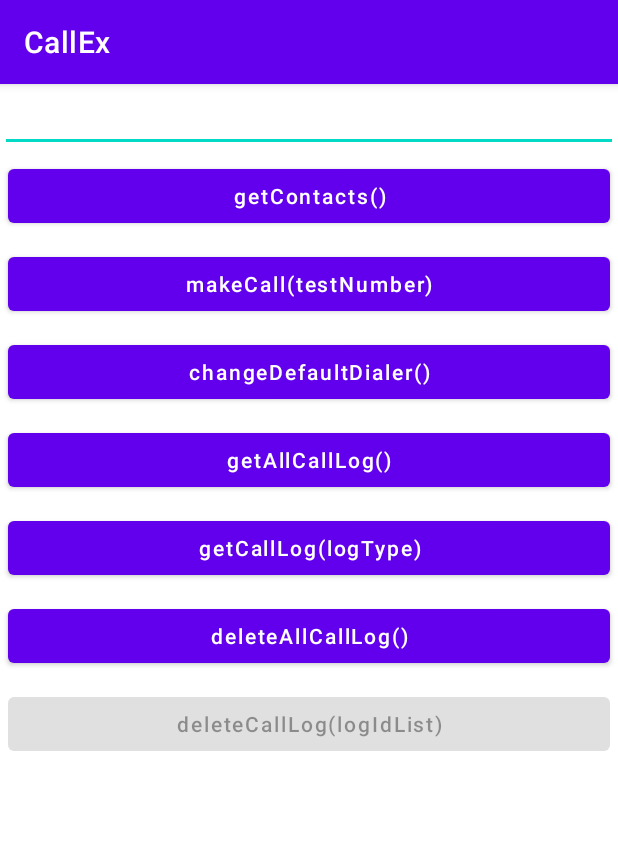
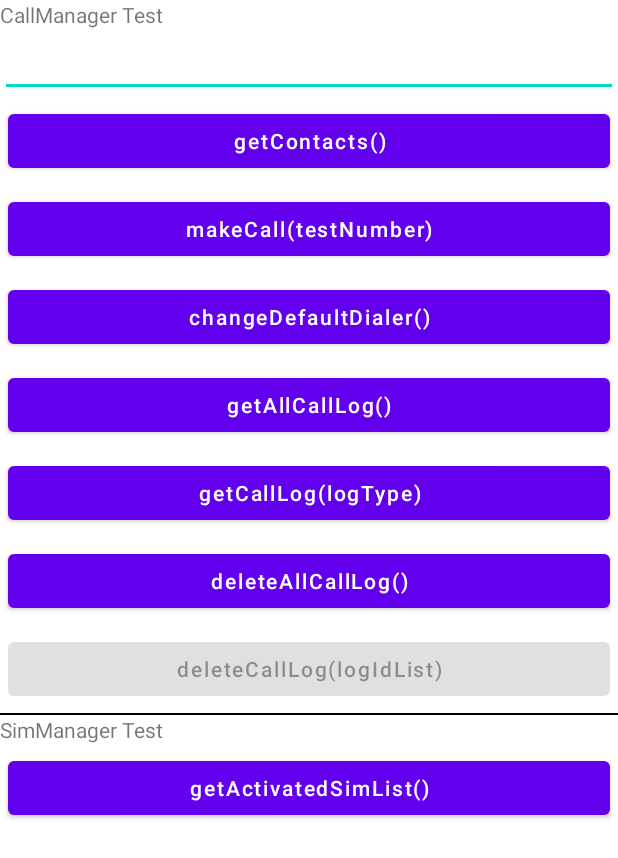
Before and after one commit to HYUNJUNEPARK/CallManager, an Android app: the screen it shows after launch (MainActivity), on a phone screen of 412 x 824 dp. Shown: the top 858 px of the screen. Run offline under Robolectric (Android 15) with nearby library versions, the phone set to English and light mode, and no system bars; our stand-ins replace data binding.

Commit message:
feat: getActivatedSimList() 추가

```diff
--- a/SimManager/src/main/AndroidManifest.xml
+++ b/SimManager/src/main/AndroidManifest.xml
@@ -1,6 +1,5 @@
 <?xml version="1.0" encoding="utf-8"?>
 <manifest xmlns:android="http://schemas.android.com/apk/res/android">
-
     <uses-permission android:name="android.permission.READ_PHONE_STATE" />
     <uses-permission android:name="android.permission.READ_SMS" />
     <uses-permission android:name="android.permission.READ_PHONE_NUMBERS" />
--- a/SimManager/src/main/java/com/ex/simmanager/UsimManager.kt
+++ /dev/null
@@ -1,76 +0,0 @@
-package com.ex.simmanager
-
-import android.Manifest
-import android.annotation.SuppressLint
-import android.content.Context
-import android.content.pm.PackageManager
-import android.telephony.SubscriptionInfo
-import android.telephony.SubscriptionManager
-import android.telephony.TelephonyManager
-import android.util.Log
-import androidx.core.content.ContextCompat
-
-
-//https://gooners0304.tistory.com/entry/%ED%98%84%EC%9E%AC-%EB%8B%A8%EB%A7%90%EA%B8%B0%EA%B0%80-%EB%8D%94%EB%B8%94-%EC%9C%A0%EC%8B%AC%EC%9D%BC-%EA%B2%BD%EC%9A%B0-%EC%A0%84%ED%99%94%EB%B2%88%ED%98%B8%EB%A5%BC-%EA%B0%80%EC%A0%B8%EC%98%A4%EB%8A%94-%EB%A9%94%EC%86%8C%EB%93%9C
-//https://gooners0304.tistory.com/entry/USIM-%EA%B4%80%EB%A6%AC-%ED%81%B4%EB%9E%98%EC%8A%A4-%EC%B4%9D%EC%A0%95%EB%A6%AC%EC%9C%A0%EC%8B%AC-%EC%B2%B4%ED%81%AC-%EB%B2%88%ED%98%B8-%EA%B0%80%EC%A0%B8%EC%98%A4%EA%B8%B0-%EB%B2%88%ED%98%B8-%ED%8F%AC%EB%A7%B7-%ED%86%B5%EC%9D%BC
-
-//https://it-highjune.tistory.com/18
-
-//https://tourspace.tistory.com/450
-
-class UsimManager(private val context: Context) {
-    private val telephonyManager = context.getSystemService(Context.TELEPHONY_SERVICE) as TelephonyManager
-    private val subscriptionManager = SubscriptionManager.from(context)
-
-    fun isUsim(): Boolean {
-        try {
-            return when (telephonyManager.simState) {
-                TelephonyManager.SIM_STATE_READY -> true
-                else -> false
-            }
-        } catch (e: SecurityException) {
-            e.printStackTrace()
-        } catch (e: Exception) {
-            e.printStackTrace()
-        }
-        return false
-    }
-
-    fun getUsimNumber() {
-        try {
-            //Log.d("testLog", "readNumber: ${telephonyManager.line1Number}")
-        } catch (e: SecurityException) {
-            e.printStackTrace()
-        } catch (e: Exception) {
-            e.printStackTrace()
-        }
-    }
-
-    fun getSubscriptionInfoList(): List<SubscriptionInfo>? {
-        if (ContextCompat.checkSelfPermission(context, Manifest.permission.READ_PHONE_STATE) == PackageManager.PERMISSION_GRANTED) {
-            val subscriptionManager = context.getSystemService(Context.TELEPHONY_SUBSCRIPTION_SERVICE) as SubscriptionManager
-            return subscriptionManager.activeSubscriptionInfoList
-        }
-        return null
-    }
-
-    fun getPhoneNumberList(subInfoList: List<SubscriptionInfo>?): ArrayList<String> {
-        val phoneNumbers = ArrayList<String>()
-
-        if (subInfoList != null)
-            for (subInfo in subInfoList) {
-                phoneNumbers.add(subInfo.number)
-            }
-
-        return phoneNumbers
-    }
-
-    fun getEsimNumber() {
-
-    //        val subscriptionInfo = subscriptionManager.getActiveSubscriptionInfo()
-//        SubscriptionInfo subscriptionInfo = subscriptionMgr.getActiveSubscriptionInfoForSimSlotIndex(simIndex);
-//
-//        String phoneNumber = subscriptionInfo.getNumber()
-    }
-
-}
--- /dev/null
+++ b/SimManager/src/main/java/com/ex/simmanager/data/model/SimList.kt
@@ -0,0 +1,3 @@
+package com.ex.simmanager.data.model
+
+class SimList : ArrayList<SimItem>()
--- a/app/src/main/java/com/module/callex/ui/CallActivity.kt
+++ b/app/src/main/java/com/module/callex/ui/CallActivity.kt
@@ -3,11 +3,9 @@ package com.module.callex.ui
 import android.os.Bundle
 import android.os.Handler
 import android.telecom.Call
-import android.util.Log
 import android.view.View
 import androidx.appcompat.app.AppCompatActivity
 import androidx.databinding.DataBindingUtil
-import com.ex.simmanager.UsimManager
 import com.module.callex.R
 import com.module.callex.databinding.ActivityCallBinding
 import com.module.callex.ui.CallViewModel.Companion.uiCallState
--- a/app/src/main/java/com/module/callex/ui/MainActivity.kt
+++ b/app/src/main/java/com/module/callex/ui/MainActivity.kt
@@ -10,7 +10,7 @@ import androidx.activity.result.contract.ActivityResultContracts
 import androidx.annotation.RequiresApi
 import androidx.appcompat.app.AppCompatActivity
 import androidx.databinding.DataBindingUtil
-import com.ex.simmanager.UsimManager
+import com.ex.simmanager.SimViewModel
 import com.module.callex.Permission
 import com.module.callex.R
 import com.module.callex.data.model.log.LogType
@@ -34,26 +34,13 @@ class MainActivity : AppCompatActivity() {
         binding = DataBindingUtil.setContentView(this, R.layout.activity_main)
         binding.callLogViewModel = CallLogViewModel(application)
         binding.contactViewModel = ContactViewModel(application)
+        binding.simViewModel = SimViewModel(application)
         binding.callUtil = callUtil
         binding.main = this
         binding.logType = LogType.OUTGOING //테스트 파라미터
 
         permission.checkPermissions()
         callStateObserver()
-
-//        UsimManager(this).isUsim().let {
-//            Log.d("testLog", "onCreate: $it")
-//        }
-
-         UsimManager(this).getUsimNumber()
-
-         UsimManager(this).getSubscriptionInfoList().let {
-             for(i in it!!.iterator()) {
-                 Log.d("testLog", "List: ${i.isEmbedded}")
-             }
-
-
-         }
     }
 
     override fun onRequestPermissionsResult(
--- a/app/src/main/res/layout/activity_main.xml
+++ b/app/src/main/res/layout/activity_main.xml
@@ -4,6 +4,7 @@
     xmlns:tools="http://schemas.android.com/tools">
 
     <data>
+
         <variable
             name="main"
             type="com.module.callex.ui.MainActivity" />
@@ -19,6 +20,10 @@
         <variable
             name="callUtil"
             type="com.module.callex.util.CallUtil" />
+
+        <variable
+            name="simViewModel"
+            type="com.ex.simmanager.SimViewModel" />
 
         <variable
             name="testNumber"
@@ -44,11 +49,17 @@
                 android:gravity="center"
                 android:orientation="vertical">
 
+                <TextView
+                    android:layout_width="wrap_content"
+                    android:layout_height="wrap_content"
+                    android:layout_gravity="left"
+                    android:text="CallManager Test" />
+
                 <EditText
                     android:id="@+id/editText"
-                    android:inputType="number"
                     android:layout_width="match_parent"
-                    android:layout_height="wrap_content"/>
+                    android:layout_height="wrap_content"
+                    android:inputType="number" />
 
                 <Button
                     android:layout_width="match_parent"
@@ -139,6 +150,30 @@
                     app:layout_constraintStart_toStartOf="parent"
                     app:layout_constraintTop_toTopOf="parent" />
 
+                <View
+                    android:layout_width="match_parent"
+                    android:layout_height="1dp"
+                    android:background="@color/black" />
+
+                <TextView
+                    android:layout_width="wrap_content"
+                    android:layout_height="wrap_content"
+                    android:layout_gravity="left"
+                    android:text="SimManager Test" />
+
+                <Button
+                    android:id="@+id/button8"
+                    android:layout_width="match_parent"
+                    android:layout_height="wrap_content"
+                    android:layout_margin="5dp"
+                    android:textAllCaps="false"
+                    android:text="getActivatedSimList()"
+                    android:onClick="@{()->simViewModel.getActivatedSimList()}"
+                    app:layout_constraintBottom_toBottomOf="parent"
+                    app:layout_constraintEnd_toEndOf="parent"
+                    app:layout_constraintStart_toStartOf="parent"
+                    app:layout_constraintTop_toTopOf="parent" />
+
             </androidx.appcompat.widget.LinearLayoutCompat>
         </ScrollView>
 
--- a/app/src/main/res/values-night/themes.xml
+++ b/app/src/main/res/values-night/themes.xml
@@ -1,6 +1,6 @@
 <resources xmlns:tools="http://schemas.android.com/tools">
     <!-- Base application theme. -->
-    <style name="Theme.CallEx" parent="Theme.MaterialComponents.DayNight.DarkActionBar">
+    <style name="Theme.CallEx" parent="Theme.MaterialComponents.DayNight.NoActionBar">
         <!-- Primary brand color. -->
         <item name="colorPrimary">@color/purple_200</item>
         <item name="colorPrimaryVariant">@color/purple_700</item>
--- a/app/src/main/res/values/themes.xml
+++ b/app/src/main/res/values/themes.xml
@@ -1,6 +1,6 @@
 <resources xmlns:tools="http://schemas.android.com/tools">
     <!-- Base application theme. -->
-    <style name="Theme.CallEx" parent="Theme.MaterialComponents.DayNight.DarkActionBar">
+    <style name="Theme.CallEx" parent="Theme.MaterialComponents.DayNight.NoActionBar">
         <!-- Primary brand color. -->
         <item name="colorPrimary">@color/purple_500</item>
         <item name="colorPrimaryVariant">@color/purple_700</item>
```
Also changed, not shown: SimManager/src/main/java/com/ex/simmanager/SimViewModel.kt (added, +78 -0 lines), SimManager/src/main/java/com/ex/simmanager/data/model/SimItem.kt (added, +10 -0 lines).
